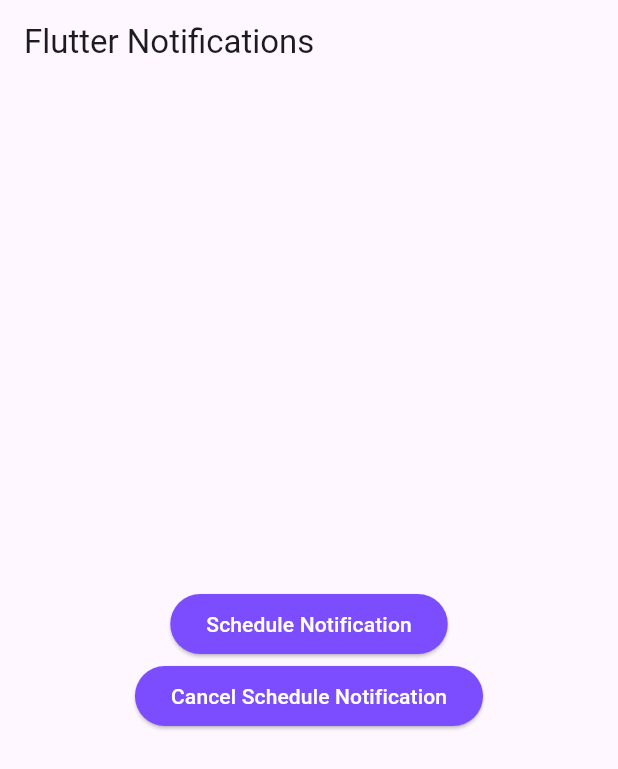
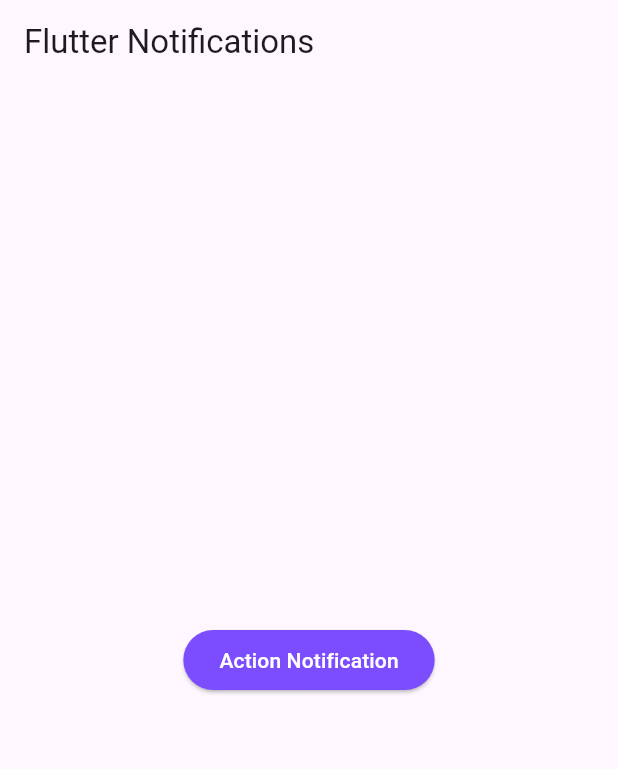
Before and after one commit to prajwalx7/flutter_notifications, a Flutter app: the screen it shows after launch, on a phone screen of 412 x 824 dp. Shown: the top 769 px of the screen. Run offline on Flutter 3.47's test engine with Material 3 defaults, Android fonts, the phone set to English and light mode, and no system bars; our stand-ins replace awesome_notifications, firebase_core; missing offline and left inert: awesome_notifications_fcm; accounts and stored records are empty.

Commit message:
notification with actions

```diff
--- a/lib/home_page.dart
+++ b/lib/home_page.dart
@@ -1,5 +1,6 @@
 import 'package:awesome_notifications/awesome_notifications.dart';
 import 'package:flutter/material.dart';
+import 'package:flutter_notifications/services/local_notifications.dart';
 
 class HomePage extends StatefulWidget {
   const HomePage({super.key});
@@ -19,26 +20,6 @@ class _HomePageState extends State<HomePage> {
     super.initState();
   }
 
-  scheduleNotification() {
-    AwesomeNotifications().createNotification(
-      content: NotificationContent(
-        id: 10,
-        channelKey: 'basic_channel',
-        title: 'Simple Notification',
-        body: 'Simple Button',
-        bigPicture:
-            'https://images.unsplash.com/photo-1744000043352-eabd36a2ecb8?q=80&w=1470&auto=format&fit=crop&ixlib=rb-4.0.3&ixid=M3wxMjA3fDB8MHxwaG90by1wYWdlfHx8fGVufDB8fHx8fA%3D%3D',
-        notificationLayout: NotificationLayout.BigPicture,
-      ),
-      schedule: NotificationCalendar.fromDate(
-        date: DateTime.now().add(const Duration(minutes: 1)),
-        preciseAlarm: true, // may increase battery consumption
-        allowWhileIdle:
-            true, // notification will be delivered even with low battery
-      ),
-    );
-  }
-
   @override
   Widget build(BuildContext context) {
     return Scaffold(
@@ -52,16 +33,10 @@ class _HomePageState extends State<HomePage> {
                 backgroundColor: Colors.deepPurpleAccent,
                 foregroundColor: Colors.white,
               ),
-              onPressed: scheduleNotification,
-              child: Text('Schedule Notification'),
-            ),
-            ElevatedButton(
-              style: ElevatedButton.styleFrom(
-                backgroundColor: Colors.deepPurpleAccent,
-                foregroundColor: Colors.white,
-              ),
-              onPressed: () {},
-              child: Text('Cancel Schedule Notification'),
+              onPressed:
+                  () =>
+                      LocalNotifications.showNotificationWithActionButtons(10),
+              child: Text('Action Notification'),
             ),
           ],
         ),
--- a/lib/main.dart
+++ b/lib/main.dart
@@ -2,12 +2,13 @@ import 'package:firebase_core/firebase_core.dart';
 import 'package:flutter/material.dart';
 import 'package:flutter_notifications/firebase_options.dart';
 import 'package:flutter_notifications/home_page.dart';
-import 'package:flutter_notifications/notification_controller.dart';
+import 'package:flutter_notifications/services/notification_controller.dart';
 
 void main() async {
   WidgetsFlutterBinding.ensureInitialized();
   await Firebase.initializeApp(options: DefaultFirebaseOptions.currentPlatform);
-  await NotificationController.initializeRemoteNotifications(debug: true);
+  await NotificationController.initializeLocalNotifications(debug: true);
+  await NotificationController.initializeEventListeners();
   runApp(const MyApp());
 }
 
--- /dev/null
+++ b/lib/services/notification_controller.dart
@@ -0,0 +1,180 @@
+import 'package:awesome_notifications/awesome_notifications.dart';
+import 'package:awesome_notifications_fcm/awesome_notifications_fcm.dart';
+import 'package:flutter/material.dart';
+
+class NotificationController extends ChangeNotifier {
+  // SINGLETON PATTERN
+  static final NotificationController _instance =
+      NotificationController._internal();
+
+  factory NotificationController() {
+    return _instance;
+  }
+
+  NotificationController._internal();
+
+  static final GlobalKey<NavigatorState> navigatorKey =
+      GlobalKey<NavigatorState>();
+
+  static Future<void> initializeLocalNotifications({
+    required bool debug,
+  }) async {
+    await AwesomeNotifications().initialize(
+      null,
+      // 'resource://drawable/res_naruto.png',
+      [
+        NotificationChannel(
+          channelKey: 'basic_channel',
+          channelName: 'Basic notifications',
+          channelDescription: 'Notification channel for basic tests',
+          importance: NotificationImportance.Max,
+          // defaultPrivacy: NotificationPrivacy.Secret,
+          enableVibration: true,
+          defaultColor: Colors.redAccent,
+          channelShowBadge: true,
+          enableLights: true,
+          // icon: 'resource://drawable/res_naruto',
+          // playSound: true,
+          // soundSource: 'resource://raw/naruto_jutsu',
+        ),
+        NotificationChannel(
+          channelGroupKey: "chat_tests",
+          channelKey: "chats",
+          channelName: "Group chats",
+          channelDescription:
+              'This is a simple example channel of a chat group',
+          channelShowBadge: true,
+          importance: NotificationImportance.Max,
+        ),
+      ],
+      debug: debug,
+    );
+  }
+
+  // Event Listeners
+  static Future<void> initializeEventListeners() async {
+    await AwesomeNotifications().setListeners(
+      onActionReceivedMethod: NotificationController.onActionReceivedMethod,
+      onNotificationCreatedMethod:
+          NotificationController.onNotificationCreatedMethod,
+      onNotificationDisplayedMethod:
+          NotificationController.onNotificationDisplayedMethod,
+      onDismissActionReceivedMethod:
+          NotificationController.onDismissActionReceivedMethod,
+    );
+  }
+
+  static void showSnackbar(String message) {
+    final context = navigatorKey.currentContext;
+    if (context != null) {
+      ScaffoldMessenger.of(context).showSnackBar(
+        SnackBar(
+          content: Text(message),
+          behavior: SnackBarBehavior.floating,
+          backgroundColor: Colors.purple.shade100,
+        ),
+      );
+    }
+  }
+
+  static Future<void> onActionReceivedMethod(
+    ReceivedAction receivedAction,
+  ) async {
+    bool isSilentAction =
+        receivedAction.actionType == ActionType.SilentAction ||
+        receivedAction.actionType == ActionType.SilentBackgroundAction;
+    debugPrint(
+      '${isSilentAction ? 'Silent action' : 'Action'} notification recieved',
+    );
+    print('received Action: ${receivedAction.toString()}');
+
+    if (receivedAction.buttonKeyPressed == 'SUBSCRIBE') {
+      print('Subscribed');
+    } else if (receivedAction.buttonKeyPressed == 'DISMISS') {
+      print('Dismiss button pressed');
+    }
+    showSnackbar(
+      '${isSilentAction ? 'Silent action' : 'Action'} notification recieved',
+    );
+  }
+
+  static Future<void> onNotificationCreatedMethod(
+    ReceivedNotification receivedAction,
+  ) async {
+    debugPrint('Notification created');
+    showSnackbar('Notification created');
+  }
+
+  static Future<void> onNotificationDisplayedMethod(
+    ReceivedNotification receivedAction,
+  ) async {
+    debugPrint('Notification displayed');
+    showSnackbar('Notification displayed');
+  }
+
+  static Future<void> onDismissActionReceivedMethod(
+    ReceivedAction receivedAction,
+  ) async {
+    debugPrint('Notification dismissed');
+    showSnackbar('Notification dismissed');
+  }
+
+  // REMOTE NOTIFICATION INITIALIZATION
+
+  // static Future<void> initializeRemoteNotifications({
+  //   required bool debug,
+  // }) async {
+  //   await AwesomeNotificationsFcm().initialize(
+  //     onFcmSilentDataHandle: NotificationController.mySilentDataHandle,
+  //     onFcmTokenHandle: NotificationController.myFcmTokenHandle,
+  //     onNativeTokenHandle: NotificationController.myNativeTokenHandle,
+  //     licenseKeys: [],
+  //     debug: debug,
+  //   );
+  // }
+
+  // static void showSnackbar(String message) {
+  //   final context = navigatorKey.currentContext;
+  //   if (context != null) {
+  //     ScaffoldMessenger.of(context).showSnackBar(
+  //       SnackBar(
+  //         content: Text(message),
+  //         behavior: SnackBarBehavior.floating,
+  //         backgroundColor: Colors.blueAccent,
+  //       ),
+  //     );
+  //   }
+  // }
+
+  // /// Executes in background when silent data arrives
+  // static Future<void> mySilentDataHandle(FcmSilentData silentData) async {
+  //   showSnackbar('Silent data received');
+  //   debugPrint('"SilentData": ${silentData.data}');
+  // }
+
+  // /// Called when a new FCM token is received
+  // static Future<void> myFcmTokenHandle(String token) async {
+  //   showSnackbar('FCM token received');
+  //   debugPrint('Firebase Token: "$token"');
+  // }
+
+  // /// Called when a new native token is received
+  // static Future<void> myNativeTokenHandle(String token) async {
+  //   showSnackbar('Native token received');
+  //   debugPrint('Native Token: "$token"');
+  // }
+
+  // /// Request FCM Token
+  // static Future<String> requestFirebaseToken() async {
+  //   if (await AwesomeNotificationsFcm().isFirebaseAvailable) {
+  //     try {
+  //       return await AwesomeNotificationsFcm().requestFirebaseAppToken();
+  //     } catch (exception) {
+  //       debugPrint('$exception');
+  //     }
+  //   } else {
+  //     debugPrint('Firebase is not available on this project');
+  //   }
+  //   return '';
+  // }
+}
```
Also changed, not shown: lib/notification_controller.dart (deleted, +0 -76 lines), lib/services/local_notifications.dart (added, +50 -0 lines).
